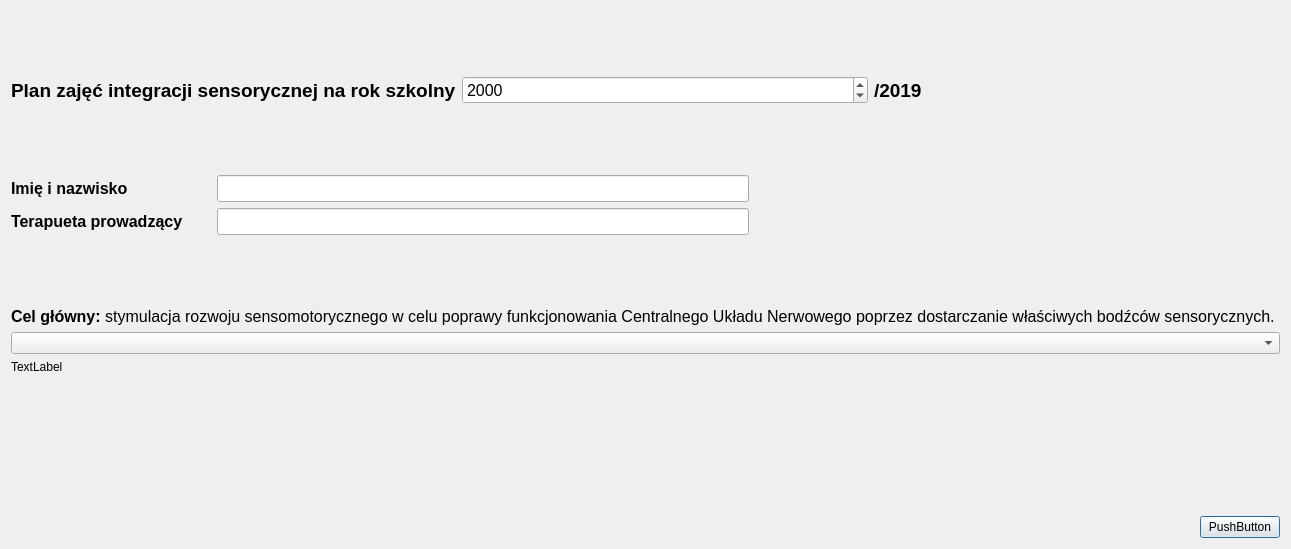
Old version of the form Plan-Describer/documentplandialog.ui in the repository Barto-Paja/SI-Plan-Describer.
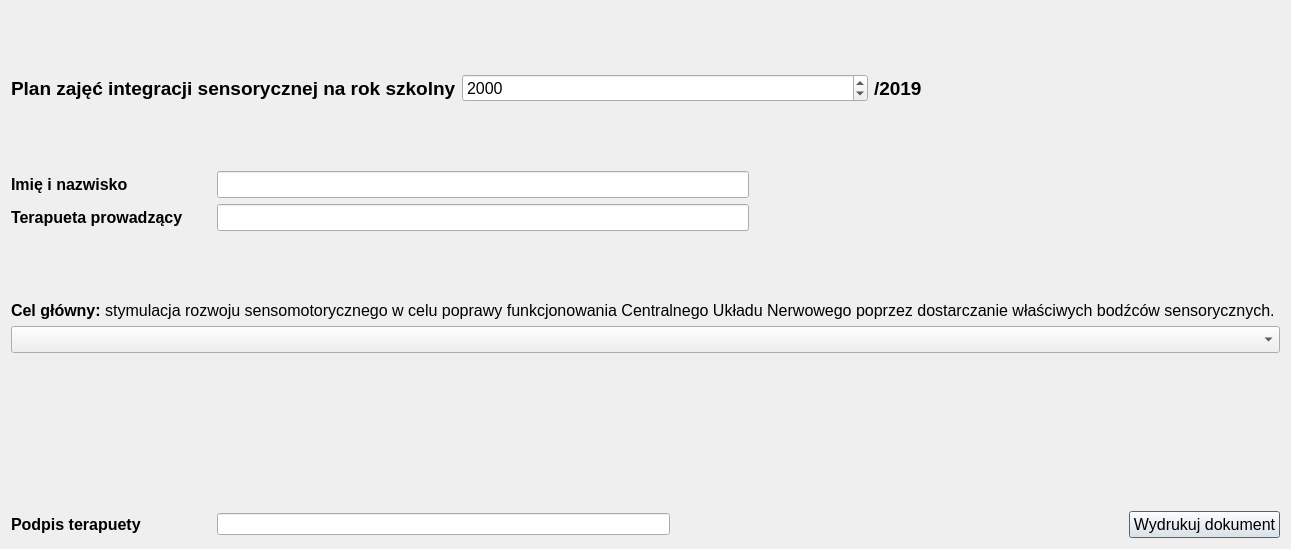
New version of the form.

Commit message:
Dokument wrześniowy
Poprawne drukowanie dokumentu do pdf.
Oczekiwanie na akceptacje wyniku.

What changed in the file:
```diff
--- a/Plan-Describer/documentplandialog.ui
+++ b/Plan-Describer/documentplandialog.ui
@@ -210,12 +210,18 @@
     </widget>
    </item>
    <item>
-    <widget class="QComboBox" name="comboBox_targetType"/>
+    <widget class="QComboBox" name="comboBox_targetType">
+     <property name="font">
+      <font>
+       <pointsize>12</pointsize>
+      </font>
+     </property>
+    </widget>
    </item>
    <item>
     <widget class="QLabel" name="label_CurrentTarget">
      <property name="text">
-      <string>TextLabel</string>
+      <string/>
      </property>
     </widget>
    </item>
@@ -237,6 +243,29 @@
    </item>
    <item>
     <layout class="QHBoxLayout" name="horizontalLayout_4">
+     <item>
+      <widget class="QLabel" name="label">
+       <property name="minimumSize">
+        <size>
+         <width>200</width>
+         <height>0</height>
+        </size>
+       </property>
+       <property name="font">
+        <font>
+         <pointsize>12</pointsize>
+         <weight>75</weight>
+         <bold>true</bold>
+        </font>
+       </property>
+       <property name="text">
+        <string>Podpis terapuety</string>
+       </property>
+      </widget>
+     </item>
+     <item>
+      <widget class="QLineEdit" name="lineEdit_therapistSignature"/>
+     </item>
      <item>
       <spacer name="horizontalSpacer_3">
        <property name="orientation">
@@ -252,8 +281,13 @@
      </item>
      <item>
       <widget class="QPushButton" name="pushButton_generateFile">
+       <property name="font">
+        <font>
+         <pointsize>12</pointsize>
+        </font>
+       </property>
        <property name="text">
-        <string>PushButton</string>
+        <string>Wydrukuj dokument</string>
        </property>
       </widget>
      </item>
```
The commit also changes 4 other files.
